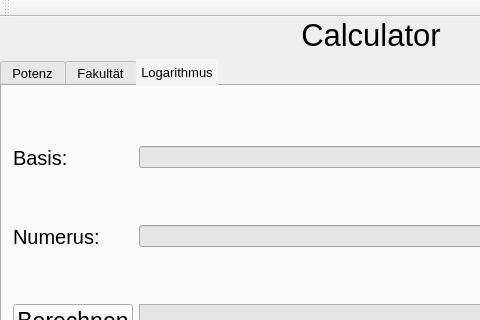
Above: calc_ui/CalcMainWindow.ui from Biadetis/calculator before the change; both pictures show x 0 to 480 and y 0 to 320 of the 742 by 558 pixel window. Below: the same form after it.
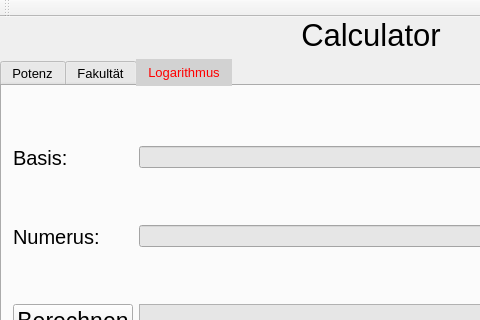
That is the form after the change.

The edit to the form file:
```diff
--- a/calc_ui/CalcMainWindow.ui
+++ b/calc_ui/CalcMainWindow.ui
@@ -13,6 +13,17 @@
   <property name="windowTitle">
    <string>CalcMainWindow</string>
   </property>
+  <property name="styleSheet">
+   <string notr="true">
+QTabBar::tab {
+background-color: rgba(230, 230, 230, 20)
+padding: 5px;
+}
+QTabBar::tab:selected {
+color: red;
+background-color:rgb(210, 210, 210);
+}</string>
+  </property>
   <widget class="QWidget" name="centralWidget">
    <layout class="QVBoxLayout" name="verticalLayout">
     <property name="leftMargin">
@@ -57,8 +68,8 @@
 padding: 5px;
 }
 QTabBar::tab:selected {
-background-color: rgb(245, 245, 245);
-padding: 5px;
+color: red;
+background-color:rgb(210, 210, 210);
 }</string>
       </property>
       <property name="currentIndex">
```
